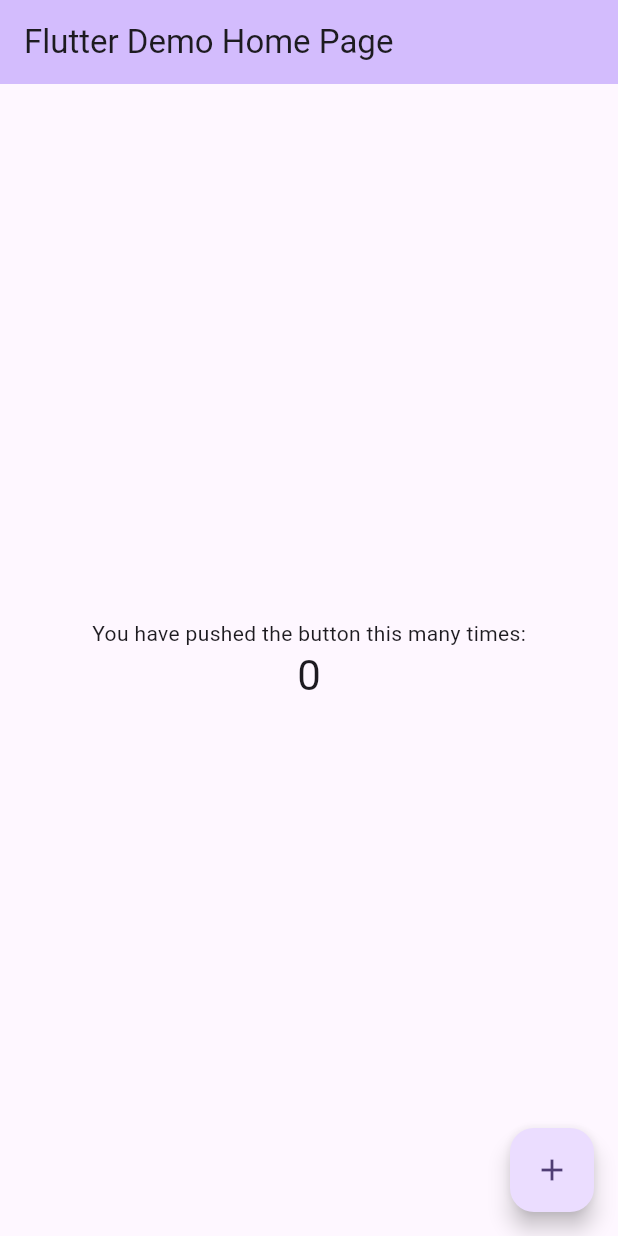
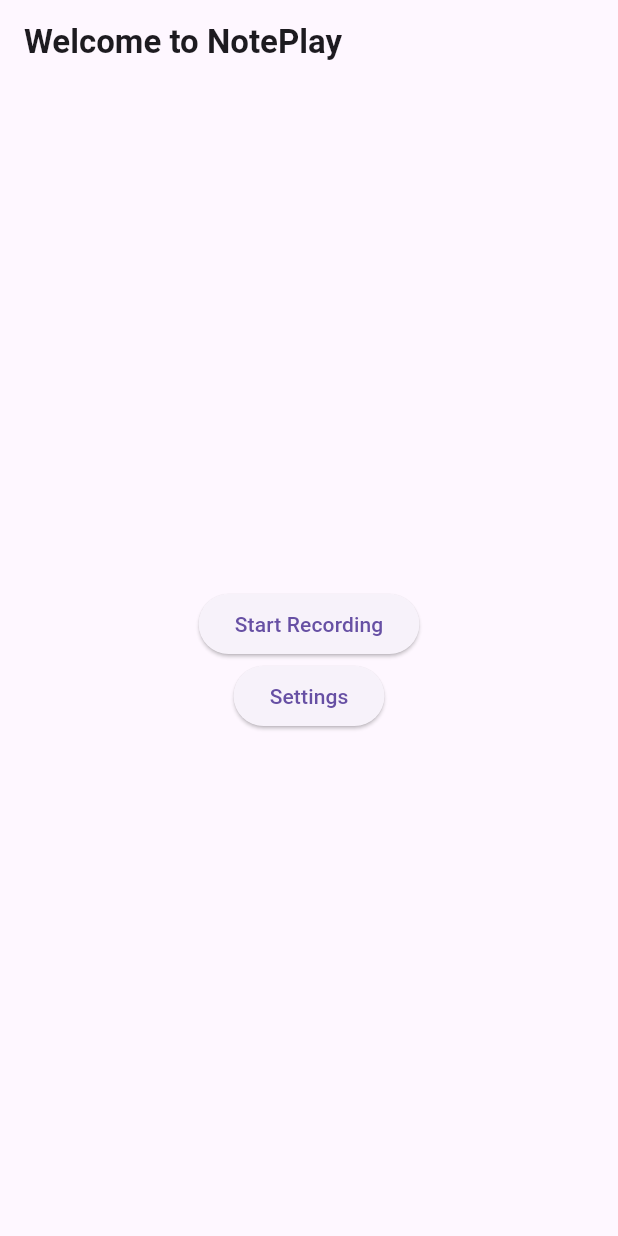
Before and after one commit to Bryaurel/Note_Play_, a Flutter app: the screen it shows after launch, on a phone screen of 412 x 824 dp. Run offline on Flutter 3.47's test engine with Material 3 defaults, Android fonts, the light colour scheme and no system bars.

Commit message:
App structure

```diff
--- /dev/null
+++ b/note_play/lib/home.dart
@@ -0,0 +1,39 @@
+import 'package:flutter/material.dart';
+
+class HomeScreen extends StatelessWidget {
+  const HomeScreen({super.key});
+
+  @override
+  Widget build(BuildContext context) {
+    return Scaffold(
+      appBar: AppBar(
+        title: Text(
+          'Welcome to NotePlay',
+          style: TextStyle(
+            fontWeight: FontWeight.bold,
+          ),
+        ),
+      ),
+      body: Center(
+        child: Column(
+          mainAxisAlignment: MainAxisAlignment.center,
+          children: [
+            ElevatedButton(
+              onPressed: () {
+                Navigator.pushNamed(context, '/recording');
+              },
+              child: Text('Start Recording')
+            ),
+
+            ElevatedButton(
+              onPressed: () {
+                Navigator.pushNamed(context, '/Settings');
+              },
+              child: Text('Settings')
+            ),
+          ],
+        ),
+      ),
+    );
+  }
+}
--- a/note_play/lib/main.dart
+++ b/note_play/lib/main.dart
@@ -1,125 +1,25 @@
 import 'package:flutter/material.dart';
+import 'home.dart';
+import 'recording.dart';
+import 'results.dart';
 
 void main() {
-  runApp(const MyApp());
+  runApp(NotePlayApp());
 }
 
-class MyApp extends StatelessWidget {
-  const MyApp({super.key});
+class NotePlayApp extends StatelessWidget {
+  const NotePlayApp({super.key});
 
-  // This widget is the root of your application.
   @override
   Widget build(BuildContext context) {
     return MaterialApp(
-      title: 'Flutter Demo',
-      theme: ThemeData(
-        // This is the theme of your application.
-        //
-        // TRY THIS: Try running your application with "flutter run". You'll see
-        // the application has a purple toolbar. Then, without quitting the app,
-        // try changing the seedColor in the colorScheme below to Colors.green
-        // and then invoke "hot reload" (save your changes or press the "hot
-        // reload" button in a Flutter-supported IDE, or press "r" if you used
-        // the command line to start the app).
-        //
-        // Notice that the counter didn't reset back to zero; the application
-        // state is not lost during the reload. To reset the state, use hot
-        // restart instead.
-        //
-        // This works for code too, not just values: Most code changes can be
-        // tested with just a hot reload.
-        colorScheme: ColorScheme.fromSeed(seedColor: Colors.deepPurple),
-        useMaterial3: true,
-      ),
-      home: const MyHomePage(title: 'Flutter Demo Home Page'),
+      title: 'NotePlay',
+      initialRoute: '/',
+      routes: {
+        '/': (context) => HomeScreen(),
+        '/recording': (context) => RecordingScreen(),
+        '/results': (context) => ResultsScreen(),
+      },
     );
   }
 }
-
-class MyHomePage extends StatefulWidget {
-  const MyHomePage({super.key, required this.title});
-
-  // This widget is the home page of your application. It is stateful, meaning
-  // that it has a State object (defined below) that contains fields that affect
-  // how it looks.
-
-  // This class is the configuration for the state. It holds the values (in this
-  // case the title) provided by the parent (in this case the App widget) and
-  // used by the build method of the State. Fields in a Widget subclass are
-  // always marked "final".
-
-  final String title;
-
-  @override
-  State<MyHomePage> createState() => _MyHomePageState();
-}
-
-class _MyHomePageState extends State<MyHomePage> {
-  int _counter = 0;
-
-  void _incrementCounter() {
-    setState(() {
-      // This call to setState tells the Flutter framework that something has
-      // changed in this State, which causes it to rerun the build method below
-      // so that the display can reflect the updated values. If we changed
-      // _counter without calling setState(), then the build method would not be
-      // called again, and so nothing would appear to happen.
-      _counter++;
-    });
-  }
-
-  @override
-  Widget build(BuildContext context) {
-    // This method is rerun every time setState is called, for instance as done
-    // by the _incrementCounter method above.
-    //
-    // The Flutter framework has been optimized to make rerunning build methods
-    // fast, so that you can just rebuild anything that needs updating rather
-    // than having to individually change instances of widgets.
-    return Scaffold(
-      appBar: AppBar(
-        // TRY THIS: Try changing the color here to a specific color (to
-        // Colors.amber, perhaps?) and trigger a hot reload to see the AppBar
-        // change color while the other colors stay the same.
-        backgroundColor: Theme.of(context).colorScheme.inversePrimary,
-        // Here we take the value from the MyHomePage object that was created by
-        // the App.build method, and use it to set our appbar title.
-        title: Text(widget.title),
-      ),
-      body: Center(
-        // Center is a layout widget. It takes a single child and positions it
-        // in the middle of the parent.
-        child: Column(
-          // Column is also a layout widget. It takes a list of children and
-          // arranges them vertically. By default, it sizes itself to fit its
-          // children horizontally, and tries to be as tall as its parent.
-          //
-          // Column has various properties to control how it sizes itself and
-          // how it positions its children. Here we use mainAxisAlignment to
-          // center the children vertically; the main axis here is the vertical
-          // axis because Columns are vertical (the cross axis would be
-          // horizontal).
-          //
-          // TRY THIS: Invoke "debug painting" (choose the "Toggle Debug Paint"
-          // action in the IDE, or press "p" in the console), to see the
-          // wireframe for each widget.
-          mainAxisAlignment: MainAxisAlignment.center,
-          children: <Widget>[
-            const Text(
-              'You have pushed the button this many times:',
-            ),
-            Text(
-              '$_counter',
-              style: Theme.of(context).textTheme.headlineMedium,
-            ),
-          ],
-        ),
-      ),
-      floatingActionButton: FloatingActionButton(
-        onPressed: _incrementCounter,
-        tooltip: 'Increment',
-        child: const Icon(Icons.add),
-      ), // This trailing comma makes auto-formatting nicer for build methods.
-    );
-  }
-}
```
Also changed, not shown: note_play/lib/recording.dart (added, +49 -0 lines), note_play/lib/results.dart (added, +52 -0 lines), 1 other file.
